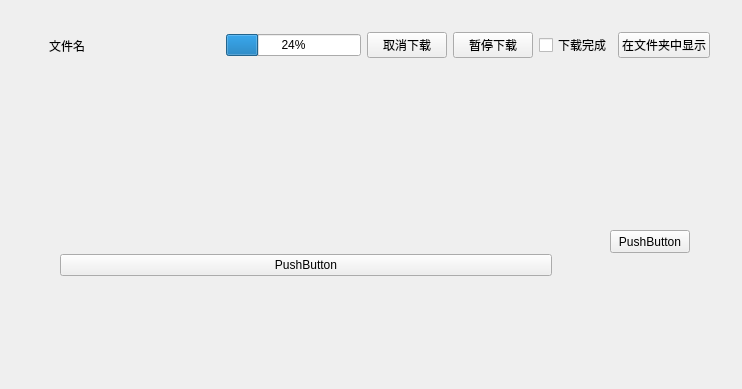
First picture: the form in QtClient/modules/FilesUtil.ui, repository imtangsheng/QtClient, before the edit.
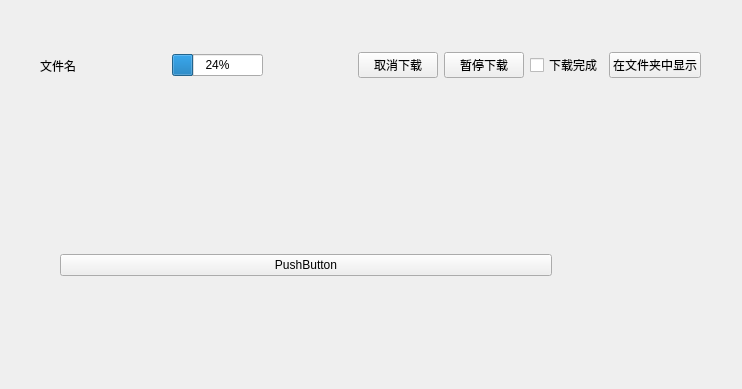
Second picture: the form after the edit.

What changed in the file:
```diff
--- a/QtClient/modules/FilesUtil.ui
+++ b/QtClient/modules/FilesUtil.ui
@@ -13,19 +13,6 @@
   <property name="windowTitle">
    <string>下载</string>
   </property>
-  <widget class="QPushButton" name="pushButton_retryDownload">
-   <property name="geometry">
-    <rect>
-     <x>610</x>
-     <y>230</y>
-     <width>80</width>
-     <height>23</height>
-    </rect>
-   </property>
-   <property name="text">
-    <string>PushButton</string>
-   </property>
-  </widget>
   <widget class="QWidget" name="gridLayoutWidget">
    <property name="geometry">
     <rect>
@@ -48,10 +35,10 @@
   <widget class="QWidget" name="horizontalLayoutWidget">
    <property name="geometry">
     <rect>
-     <x>49</x>
-     <y>10</y>
+     <x>40</x>
+     <y>50</y>
      <width>661</width>
-     <height>71</height>
+     <height>31</height>
     </rect>
    </property>
    <layout class="QHBoxLayout" name="horizontalLayout_DownloadFiles">
@@ -85,6 +72,19 @@
       </property>
      </widget>
     </item>
+    <item>
+     <spacer name="horizontalSpacer_2">
+      <property name="orientation">
+       <enum>Qt::Horizontal</enum>
+      </property>
+      <property name="sizeHint" stdset="0">
+       <size>
+        <width>40</width>
+        <height>20</height>
+       </size>
+      </property>
+     </spacer>
+    </item>
     <item>
      <widget class="QPushButton" name="pushButton_cancelDownload">
       <property name="text">
```
Left out of the diff: 2 changed lines with no effect on the pictures.
